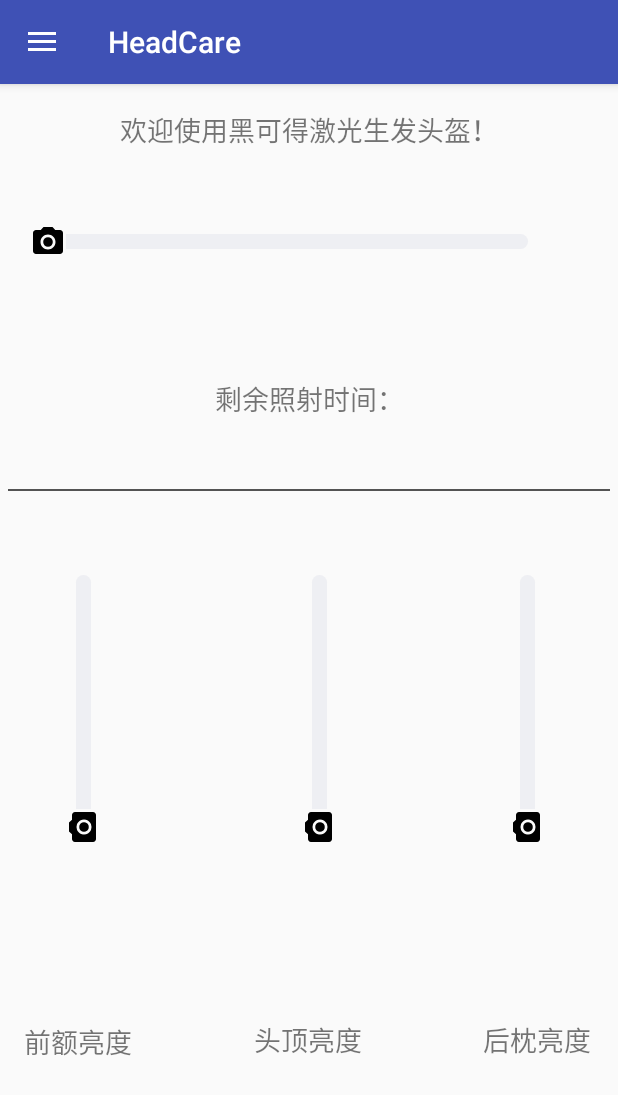
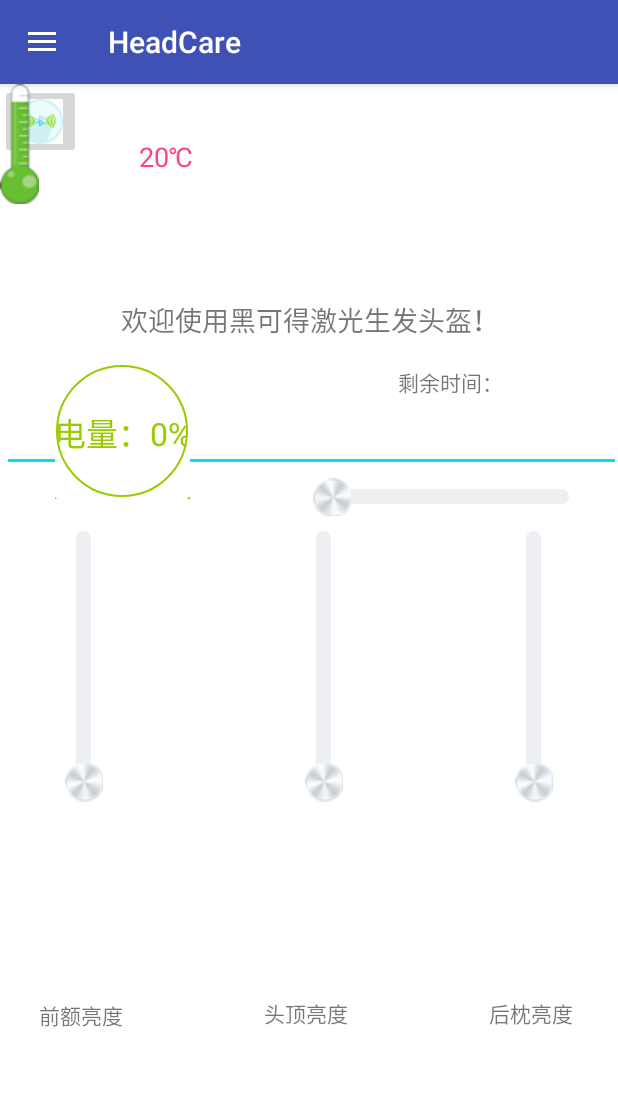
Before and after one commit to 3100702135/headcare, an Android app: the screen it shows after launch (MainActivity), on a phone screen of 412 x 824 dp. Shown: the top 1095 px of the screen. Run offline under Robolectric (Android 15) with nearby library versions, the phone set to English and light mode, and no system bars.

Commit message:
界面调整
界面调整

```diff
--- a/app/src/main/java/com/example/administrator/headcare/toolBars/LD_WaveView.java
+++ b/app/src/main/java/com/example/administrator/headcare/toolBars/LD_WaveView.java
@@ -98,7 +98,7 @@ public class LD_WaveView extends View {
         mTextPaint=new Paint();
         mTextPaint.setColor(Color.RED);
         mTextPaint.setTextAlign(Paint.Align.CENTER);
-        mTextPaint.setTextSize(48);
+        mTextPaint.setTextSize(32);
 
 
         //圆环画笔
@@ -209,7 +209,7 @@ public class LD_WaveView extends View {
         canvas.drawPath(mPath,mPaint);
         Rect rect = new Rect();
 
-        String progress=String.format("%d%%",mProgress);
+        String progress=String.format("电量：%d%%",mProgress);
         mTextPaint.getTextBounds(progress,0,progress.length(), rect);
         int textHeight = rect.height();
         if (mProgress>=50)//如果进度达到50 颜色变为白色，没办法啊，进度在中间 不变颜色看不到
--- a/app/src/main/res/layout/content_main.xml
+++ b/app/src/main/res/layout/content_main.xml
@@ -4,6 +4,7 @@
     xmlns:tools="http://schemas.android.com/tools"
     android:layout_width="match_parent"
     android:layout_height="match_parent"
+    android:background="@android:color/background_light"
     app:layout_behavior="@string/appbar_scrolling_view_behavior"
     tools:context=".MainActivity"
     tools:showIn="@layout/app_bar_main">
@@ -13,9 +14,9 @@
         style="@style/CustomSeekbarStyle"
         android:layout_width="80dp"
         android:layout_height="200dp"
-        android:layout_marginEnd="20dp"
-        android:layout_marginRight="20dp"
-        android:layout_marginTop="40dp"
+        android:layout_marginEnd="16dp"
+        android:layout_marginRight="16dp"
+        android:layout_marginTop="30dp"
         app:layout_constraintEnd_toEndOf="parent"
         app:layout_constraintTop_toBottomOf="@+id/textLine" />
 
@@ -26,7 +27,7 @@
         android:layout_height="200dp"
         android:layout_marginLeft="16dp"
         android:layout_marginStart="16dp"
-        android:layout_marginTop="40dp"
+        android:layout_marginTop="30dp"
         app:layout_constraintStart_toStartOf="parent"
         app:layout_constraintTop_toBottomOf="@+id/textLine" />
 
@@ -39,7 +40,7 @@
         android:layout_marginLeft="50dp"
         android:layout_marginRight="50dp"
         android:layout_marginStart="50dp"
-        android:layout_marginTop="40dp"
+        android:layout_marginTop="30dp"
         app:layout_constraintEnd_toStartOf="@+id/verticalSeekbarB"
         app:layout_constraintHorizontal_bias="0.75"
         app:layout_constraintStart_toEndOf="@+id/verticalSeekbarF"
@@ -48,21 +49,21 @@
 
     <TextView
         android:id="@+id/textViewF"
-        android:layout_width="80dp"
+        android:layout_width="60dp"
         android:layout_height="28dp"
         android:layout_marginBottom="8dp"
-        android:layout_marginLeft="16dp"
-        android:layout_marginStart="16dp"
+        android:layout_marginLeft="26dp"
+        android:layout_marginStart="26dp"
         android:layout_marginTop="5dp"
         android:text="前额亮度"
-        android:textSize="18sp"
+        android:textSize="14sp"
         app:layout_constraintBottom_toBottomOf="parent"
         app:layout_constraintStart_toStartOf="parent"
         app:layout_constraintTop_toBottomOf="@+id/verticalSeekbarF" />
 
     <TextView
         android:id="@+id/textViewT"
-        android:layout_width="80dp"
+        android:layout_width="60dp"
         android:layout_height="30dp"
         android:layout_marginBottom="8dp"
         android:layout_marginEnd="50dp"
@@ -72,7 +73,7 @@
         android:layout_marginTop="5dp"
         android:text="头顶亮度"
         android:textColorLink="@android:color/holo_green_dark"
-        android:textSize="18sp"
+        android:textSize="14sp"
         app:layout_constraintBottom_toBottomOf="parent"
         app:layout_constraintEnd_toStartOf="@+id/textViewB"
         app:layout_constraintStart_toEndOf="@+id/textViewF"
@@ -80,14 +81,14 @@
 
     <TextView
         android:id="@+id/textViewB"
-        android:layout_width="80dp"
+        android:layout_width="60dp"
         android:layout_height="30dp"
         android:layout_marginBottom="8dp"
-        android:layout_marginEnd="10dp"
-        android:layout_marginRight="10dp"
+        android:layout_marginEnd="26dp"
+        android:layout_marginRight="26dp"
         android:layout_marginTop="5dp"
         android:text="后枕亮度"
-        android:textSize="18sp"
+        android:textSize="14sp"
         app:layout_constraintBottom_toBottomOf="parent"
         app:layout_constraintEnd_toEndOf="parent"
         app:layout_constraintTop_toBottomOf="@+id/verticalSeekbarB" />
@@ -95,7 +96,7 @@
     <TextView
         android:id="@+id/description"
         android:layout_width="317dp"
-        android:layout_height="45dp"
+        android:layout_height="24dp"
         android:layout_marginBottom="8dp"
         android:layout_marginTop="8dp"
         android:ellipsize="marquee"
@@ -109,60 +110,120 @@
         android:textSize="18sp"
         app:layout_constraintBottom_toBottomOf="parent"
         app:layout_constraintEnd_toEndOf="parent"
+        app:layout_constraintHorizontal_bias="0.507"
         app:layout_constraintStart_toStartOf="parent"
         app:layout_constraintTop_toTopOf="parent"
-        app:layout_constraintVertical_bias="0.0" />
+        app:layout_constraintVertical_bias="0.186" />
 
 
     <com.example.administrator.headcare.util.TimerTextView
         android:id="@+id/timer_text_view"
-        android:layout_width="350dp"
-        android:layout_height="44dp"
+        android:layout_width="190dp"
+        android:layout_height="31dp"
         android:layout_marginBottom="8dp"
         android:layout_marginEnd="8dp"
         android:layout_marginLeft="8dp"
         android:layout_marginRight="8dp"
         android:layout_marginStart="8dp"
+        android:layout_marginTop="30dp"
         android:gravity="center_horizontal"
-        android:text="剩余照射时间："
-        android:textSize="18sp"
+        android:text="剩余时间："
+        android:textSize="14sp"
         app:layout_constraintBottom_toBottomOf="parent"
         app:layout_constraintEnd_toEndOf="parent"
-        app:layout_constraintStart_toStartOf="parent"
+        app:layout_constraintHorizontal_bias="0.888"
+        app:layout_constraintStart_toEndOf="@+id/waveViewCircle"
         app:layout_constraintTop_toTopOf="parent"
-        app:layout_constraintVertical_bias="0.274" />
+        app:layout_constraintVertical_bias="0.226" />
 
     <SeekBar
         android:id="@+id/seekBarTime"
         style="@style/CustomSeekbarStyle"
-        android:layout_width="352dp"
-        android:layout_height="44dp"
+        android:layout_width="190dp"
+        android:layout_height="41dp"
         android:layout_marginBottom="8dp"
         android:layout_marginEnd="8dp"
-        android:layout_marginLeft="16dp"
+        android:layout_marginLeft="8dp"
         android:layout_marginRight="8dp"
-        android:layout_marginStart="16dp"
-        android:layout_marginTop="80dp"
+        android:layout_marginStart="8dp"
+        android:layout_marginTop="60dp"
         android:max="30"
         app:layout_constraintBottom_toBottomOf="parent"
         app:layout_constraintEnd_toEndOf="parent"
-        app:layout_constraintHorizontal_bias="0.0"
-        app:layout_constraintStart_toStartOf="parent"
+        app:layout_constraintHorizontal_bias="0.888"
+        app:layout_constraintStart_toEndOf="@+id/waveViewCircle"
         app:layout_constraintTop_toTopOf="parent"
-        app:layout_constraintVertical_bias="0.005" />
+        app:layout_constraintVertical_bias="0.296" />
 
     <TextView
         android:id="@+id/textLine"
         android:layout_width="fill_parent"
-        android:layout_height="1dp"
-        android:layout_marginEnd="5dp"
+        android:layout_height="2dp"
+        android:layout_marginEnd="2dp"
         android:layout_marginLeft="5dp"
-        android:layout_marginRight="5dp"
+        android:layout_marginRight="2dp"
         android:layout_marginStart="5dp"
-        android:layout_marginTop="30dp"
-        android:background="#aa000000"
+        android:layout_marginTop="250dp"
+        android:background="@android:color/holo_blue_bright"
         app:layout_constraintEnd_toEndOf="parent"
         app:layout_constraintStart_toStartOf="parent"
-        app:layout_constraintTop_toBottomOf="@+id/timer_text_view" />
+        app:layout_constraintTop_toTopOf="parent" />
+
+    <com.example.administrator.headcare.toolBars.LD_WaveView
+        android:id="@+id/waveViewCircle"
+        android:layout_width="90dp"
+        android:layout_height="90dp"
+        android:layout_centerHorizontal="true"
+        android:layout_marginBottom="8dp"
+        android:layout_marginEnd="8dp"
+        android:layout_marginLeft="8dp"
+        android:layout_marginRight="8dp"
+        android:layout_marginStart="8dp"
+        android:layout_marginTop="50dp"
+        android:background="@android:color/background_light"
+        app:layout_constraintBottom_toBottomOf="parent"
+        app:layout_constraintEnd_toEndOf="parent"
+        app:layout_constraintHorizontal_bias="0.093"
+        app:layout_constraintStart_toStartOf="parent"
+        app:layout_constraintTop_toTopOf="parent"
+        app:layout_constraintVertical_bias="0.22"
+        app:wave_circle="true"
+        app:wave_color="@android:color/holo_green_light" />
+
+    <TextView
+        android:id="@+id/textView6"
+        android:layout_width="40dp"
+        android:layout_height="30dp"
+        android:layout_marginBottom="8dp"
+        android:layout_marginEnd="8dp"
+        android:layout_marginLeft="8dp"
+        android:layout_marginRight="8dp"
+        android:layout_marginStart="8dp"
+        android:layout_marginTop="8dp"
+        android:text="20℃"
+        android:textColor="@color/colorAccent"
+        android:textSize="18sp"
+        app:layout_constraintBottom_toTopOf="@+id/verticalSeekbarB"
+        app:layout_constraintEnd_toEndOf="parent"
+        app:layout_constraintHorizontal_bias="0.237"
+        app:layout_constraintStart_toStartOf="parent"
+        app:layout_constraintTop_toTopOf="parent"
+        app:layout_constraintVertical_bias="0.118" />
+
+    <ImageButton
+        android:id="@+id/imageButton"
+        android:layout_width="wrap_content"
+        android:layout_height="wrap_content"
+        app:srcCompat="@drawable/blueLogo"
+        tools:layout_editor_absoluteX="314dp"
+        tools:layout_editor_absoluteY="7dp" />
+
+    <ImageView
+        android:id="@+id/imageView2"
+        android:layout_width="wrap_content"
+        android:layout_height="wrap_content"
+        app:srcCompat="@drawable/temp"
+        tools:layout_editor_absoluteX="48dp"
+        tools:layout_editor_absoluteY="7dp" />
 
 </android.support.constraint.ConstraintLayout>
--- a/app/src/main/res/layout/switch_item.xml
+++ b/app/src/main/res/layout/switch_item.xml
@@ -8,4 +8,12 @@
         android:layout_height="wrap_content"
         android:layout_centerHorizontal="true"
         android:layout_centerVertical="true" />
+
+    <Button
+        android:id="@+id/button"
+        android:layout_width="wrap_content"
+        android:layout_height="wrap_content"
+        android:layout_alignParentEnd="true"
+        android:layout_alignParentTop="true"
+        android:text="Button" />
 </RelativeLayout>
--- a/app/src/main/res/values/CustomSeekbarStyle.xml
+++ b/app/src/main/res/values/CustomSeekbarStyle.xml
@@ -3,10 +3,10 @@
     <style name="CustomSeekbarStyle" >
         <item name="android:maxHeight">10dp</item>
         <item name="android:indeterminateOnly">false</item>
-        <item name="android:indeterminateDrawable">@color/colorAccent</item>
+        <item name="android:indeterminateDrawable">@android:color/holo_green_light</item>
         <item name="android:progressDrawable">@drawable/seekbar_progress_drawable</item>
         <item name="android:minHeight">10dp</item>
-        <item name="android:thumb">@drawable/ic_menu_camera</item>
+        <item name="android:thumb">@drawable/applebtn</item>
     </style>
 
 </resources>
```
Also changed, not shown: app/src/main/res/drawable/applebtn.png (added), app/src/main/res/drawable/blueLogo.png (added), app/src/main/res/drawable/temp.png (added).
